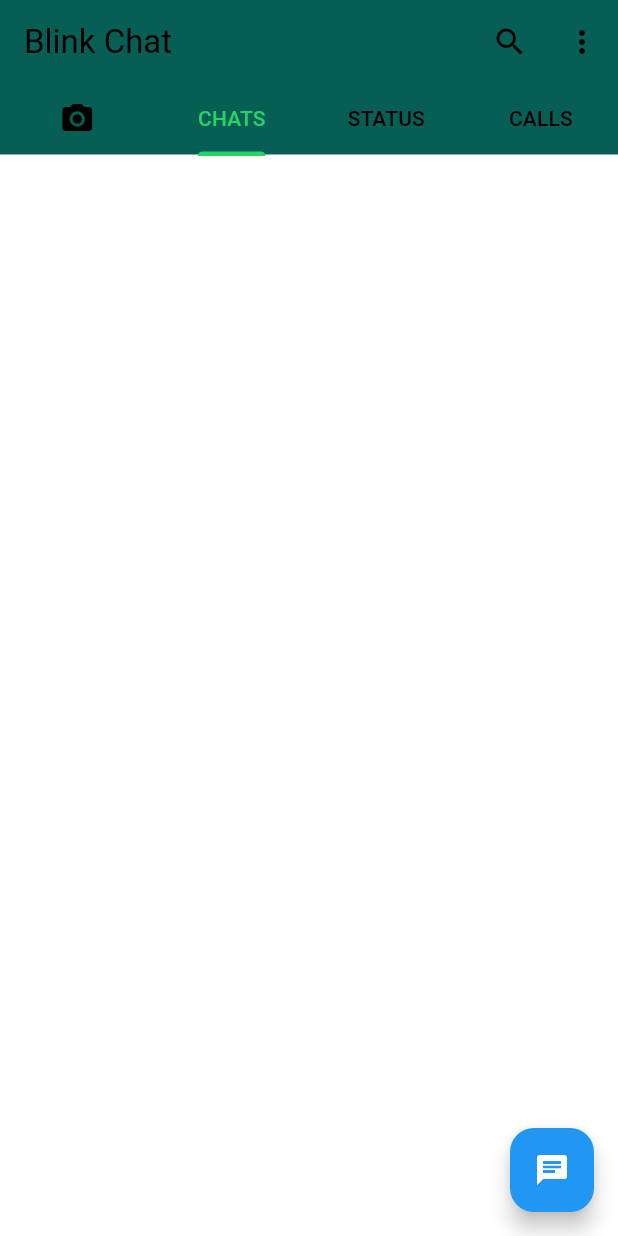
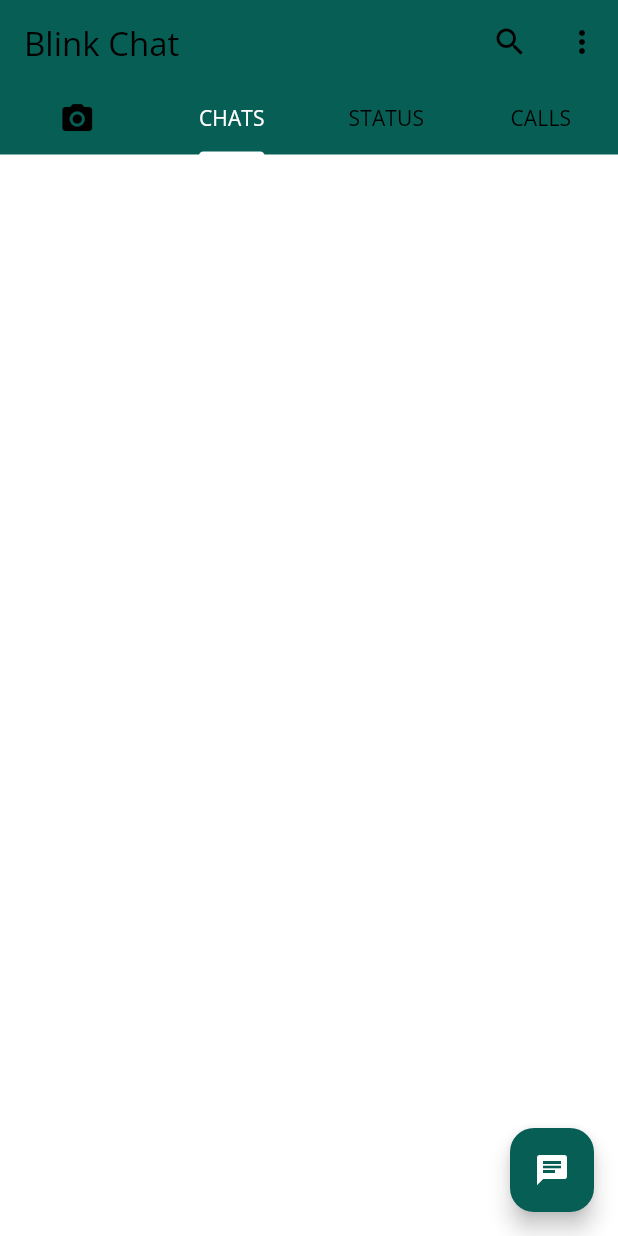
Before and after one commit to VanLuanNguyen/BlinkChat, a Flutter app: the screen it shows after launch, on a phone screen of 412 x 824 dp. Run offline on Flutter 3.47's test engine with Material 3 defaults, Android fonts, the phone set to English and light mode, and no system bars.

Commit message:
Add Custom Fonts

```diff
--- a/lib/Pages/ChatPage.dart
+++ b/lib/Pages/ChatPage.dart
@@ -15,6 +15,8 @@ class _ChatPageState extends State<ChatPage> {
         onPressed: () {
           // Action for the floating action button
         },
+        backgroundColor: Theme.of(context).primaryColor,
+        foregroundColor: Colors.white,
         child: Icon(Icons.chat),
       ),
     );
--- a/lib/Screens/Homescreen.dart
+++ b/lib/Screens/Homescreen.dart
@@ -55,8 +55,8 @@ class _HomescreenState extends State<Homescreen> with SingleTickerProviderStateM
         ],
         bottom: TabBar(
           controller: _controller,
-          indicatorColor: Theme.of(context).colorScheme.secondary,
-          labelColor: Theme.of(context).colorScheme.secondary,
+          indicatorColor: Colors.white,
+          labelColor: Colors.white,
           tabs: [
             Tab(icon: Icon(Icons.camera_alt)),
             Tab(text: "CHATS"),
--- a/lib/main.dart
+++ b/lib/main.dart
@@ -12,6 +12,7 @@ class MyApp extends StatelessWidget {
 Widget build(BuildContext context) {
   return MaterialApp(
     theme: ThemeData(
+      fontFamily: 'OpenSans',
       primaryColor: Color(0xFF075E54),
       colorScheme: ColorScheme.fromSwatch().copyWith(
         secondary: Color(0xFF25D366),
```
Also changed, not shown: pubspec.yaml (+7 -6 lines), fonts/OpenSans-Bold.ttf (added), fonts/OpenSans-BoldItalic.ttf (added), fonts/OpenSans-ExtraBold.ttf (added), fonts/OpenSans-ExtraBoldItalic.ttf (added), fonts/OpenSans-Italic.ttf (added), fonts/OpenSans-Light.ttf (added), fonts/OpenSans-LightItalic.ttf (added), fonts/OpenSans-Medium.ttf (added), fonts/OpenSans-MediumItalic.ttf (added), fonts/OpenSans-Regular.ttf (added), fonts/OpenSans-SemiBold.ttf (added), fonts/OpenSans-SemiBoldItalic.ttf (added).
